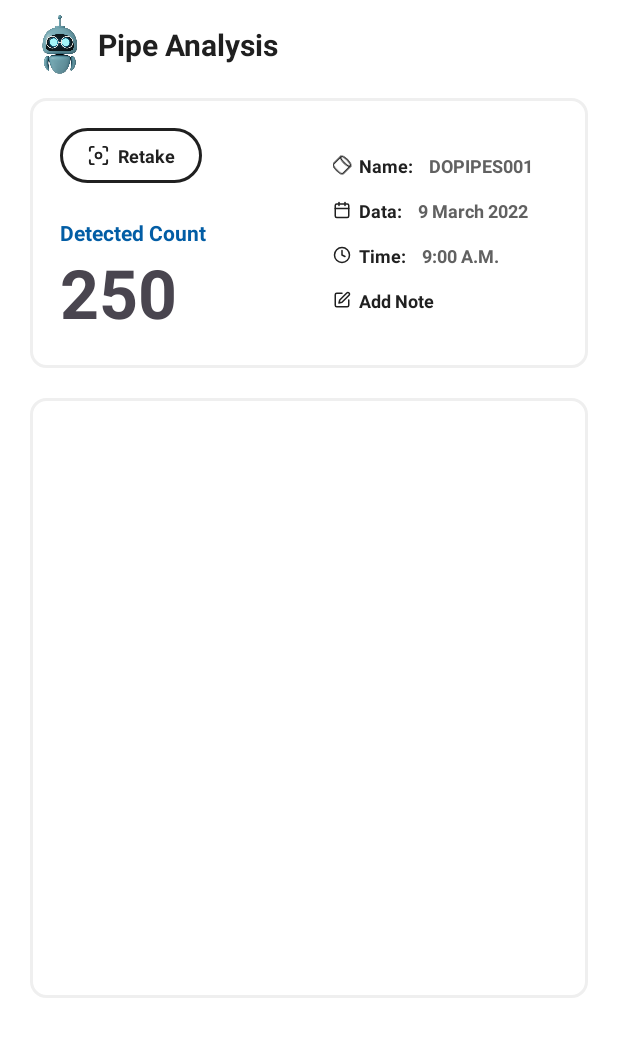
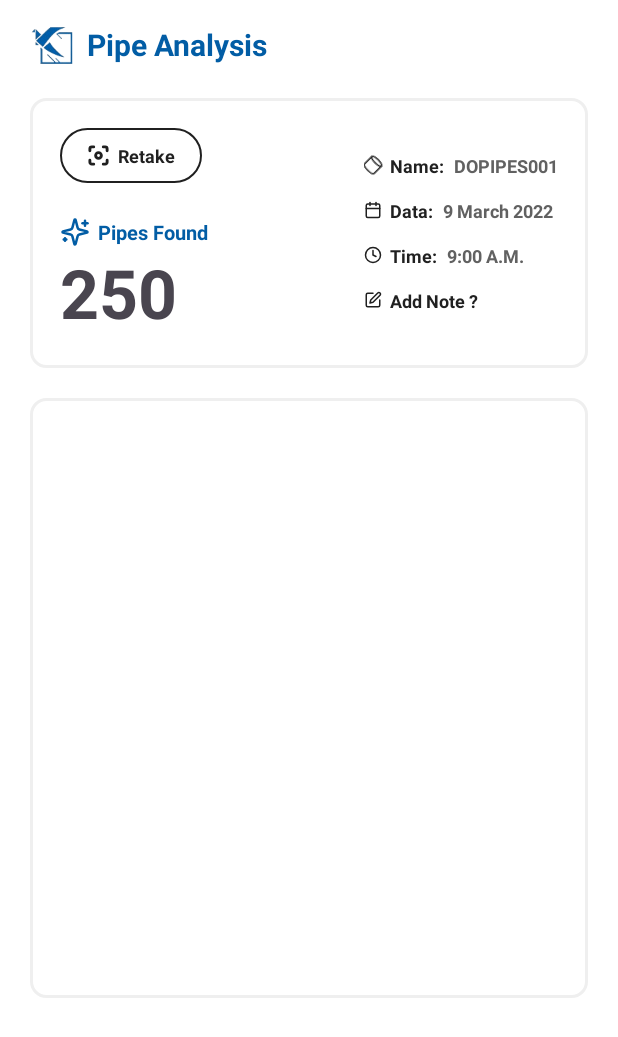
Before and after one commit to Nayak-Sahil/PipesDetection, an Android app: the PipesDetection screen opened directly, with no data from a screen before it, on a phone screen of 412 x 824 dp. Shown: the top 1037 px of the screen. Run offline under Robolectric (Android 15) with nearby library versions, the phone set to English and light mode, and no system bars.

Commit message:
Update UI & Functionality: Detection Activity

```diff
--- a/app/src/main/java/com/kotharigroup/kotharipipes/MainActivity.java
+++ b/app/src/main/java/com/kotharigroup/kotharipipes/MainActivity.java
@@ -55,7 +55,7 @@ public class MainActivity extends AppCompatActivity {
 
         optionBtn.setOnCreateContextMenuListener(this);
 
-        ActivityResultLauncher<Intent> launcher = registerForActivityResult(new ActivityResultContracts.StartActivityForResult(), new ActivityResultCallback<ActivityResult>() {
+        ActivityResultLauncher<Intent> takeImagelauncher = registerForActivityResult(new ActivityResultContracts.StartActivityForResult(), new ActivityResultCallback<ActivityResult>() {
             @Override
             public void onActivityResult(ActivityResult o) {
                 if (o.getResultCode() == Activity.RESULT_OK) {
@@ -68,12 +68,33 @@ public class MainActivity extends AppCompatActivity {
             }
         });
 
+        ActivityResultLauncher<Intent> chooseImageLauncher = registerForActivityResult(new ActivityResultContracts.StartActivityForResult(), new ActivityResultCallback<ActivityResult>() {
+            @Override
+            public void onActivityResult(ActivityResult o) {
+                if (o.getResultCode() == Activity.RESULT_OK) {
+                    Intent data = o.getData();
+                    Intent detectionIntent = new Intent(getApplicationContext(), PipesDetection.class);
+                    detectionIntent.putExtra("pipes_uri", data.getData());
+                    startActivity(detectionIntent);
+                }
+            }
+        });
+
         takePhotoBtn.setOnClickListener(new View.OnClickListener() {
             @Override
             public void onClick(View v) {
                 Intent cameraI = new Intent();
                 cameraI.setAction(MediaStore.ACTION_IMAGE_CAPTURE);
-                launcher.launch(cameraI);
+                takeImagelauncher.launch(cameraI);
+            }
+        });
+
+        chooseImgBtn.setOnClickListener(new View.OnClickListener() {
+            @Override
+            public void onClick(View v) {
+                Intent cameraI = new Intent();
+                cameraI.setAction(MediaStore.ACTION_PICK_IMAGES);
+                chooseImageLauncher.launch(cameraI);
             }
         });
 
--- a/app/src/main/java/com/kotharigroup/kotharipipes/PipesDetection.java
+++ b/app/src/main/java/com/kotharigroup/kotharipipes/PipesDetection.java
@@ -1,8 +1,10 @@
 package com.kotharigroup.kotharipipes;
 
 import android.graphics.Bitmap;
+import android.net.Uri;
 import android.os.Bundle;
 import android.widget.ImageView;
+import android.widget.Toast;
 
 import androidx.activity.EdgeToEdge;
 import androidx.appcompat.app.AppCompatActivity;
@@ -25,7 +27,14 @@ public class PipesDetection extends AppCompatActivity {
         });
 
         imgView = findViewById(R.id.imgView);
-        Bitmap img = getIntent().getParcelableExtra("pipes_img");
-        imgView.setImageBitmap(img);
+
+        try{
+            Uri uri = getIntent().getParcelableExtra("pipes_uri");
+            Bitmap img = getIntent().getParcelableExtra("pipes_img");
+            if(img != null) imgView.setImageBitmap(img);
+            if(uri != null) imgView.setImageURI(uri);
+        }catch(Exception e){
+            Toast.makeText(this, e.toString(), Toast.LENGTH_SHORT).show();
+        }
     }
 }
--- a/app/src/main/res/drawable/button_badge.xml
+++ b/app/src/main/res/drawable/button_badge.xml
@@ -9,8 +9,8 @@
         android:top="5dp"
         android:bottom="5dp"/>
     <stroke
-        android:width="2dp"
-        android:color="#202020"/>
+        android:width="1.5dp"
+        android:color="@color/primary_text"/>
     <solid
         android:color="@color/white"/>
 </shape>
--- a/app/src/main/res/drawable/calendar_icon.xml
+++ b/app/src/main/res/drawable/calendar_icon.xml
@@ -8,27 +8,27 @@
       android:strokeLineJoin="round"
       android:strokeWidth="2"
       android:fillColor="#00000000"
-      android:strokeColor="#202020"
+      android:strokeColor="@color/primary_text"
       android:strokeLineCap="round"/>
   <path
       android:pathData="M16,2v4"
       android:strokeLineJoin="round"
       android:strokeWidth="2"
       android:fillColor="#00000000"
-      android:strokeColor="#202020"
+      android:strokeColor="@color/primary_text"
       android:strokeLineCap="round"/>
   <path
       android:pathData="M5,4L19,4A2,2 0,0 1,21 6L21,20A2,2 0,0 1,19 22L5,22A2,2 0,0 1,3 20L3,6A2,2 0,0 1,5 4z"
       android:strokeLineJoin="round"
       android:strokeWidth="2"
       android:fillColor="#00000000"
-      android:strokeColor="#202020"
+      android:strokeColor="@color/primary_text"
       android:strokeLineCap="round"/>
   <path
       android:pathData="M3,10h18"
       android:strokeLineJoin="round"
       android:strokeWidth="2"
       android:fillColor="#00000000"
-      android:strokeColor="#202020"
+      android:strokeColor="@color/primary_text"
       android:strokeLineCap="round"/>
 </vector>
--- a/app/src/main/res/drawable/clock_icon.xml
+++ b/app/src/main/res/drawable/clock_icon.xml
@@ -8,13 +8,13 @@
       android:strokeLineJoin="round"
       android:strokeWidth="2"
       android:fillColor="#00000000"
-      android:strokeColor="#202020"
+      android:strokeColor="@color/primary_text"
       android:strokeLineCap="round"/>
   <path
       android:pathData="M12,6l0,6l4,2"
       android:strokeLineJoin="round"
       android:strokeWidth="2"
       android:fillColor="#00000000"
-      android:strokeColor="#202020"
+      android:strokeColor="@color/primary_text"
       android:strokeLineCap="round"/>
 </vector>
--- a/app/src/main/res/drawable/focus_img.xml
+++ b/app/src/main/res/drawable/focus_img.xml
@@ -6,36 +6,36 @@
   <path
       android:pathData="M12,12m-3,0a3,3 0,1 1,6 0a3,3 0,1 1,-6 0"
       android:strokeLineJoin="round"
-      android:strokeWidth="2"
+      android:strokeWidth="3"
       android:fillColor="#00000000"
-      android:strokeColor="#202020"
+      android:strokeColor="@color/primary_text"
       android:strokeLineCap="round"/>
   <path
       android:pathData="M3,7V5a2,2 0,0 1,2 -2h2"
       android:strokeLineJoin="round"
-      android:strokeWidth="2"
+      android:strokeWidth="3"
       android:fillColor="#00000000"
-      android:strokeColor="#202020"
+      android:strokeColor="@color/primary_text"
       android:strokeLineCap="round"/>
   <path
       android:pathData="M17,3h2a2,2 0,0 1,2 2v2"
       android:strokeLineJoin="round"
-      android:strokeWidth="2"
+      android:strokeWidth="3"
       android:fillColor="#00000000"
-      android:strokeColor="#202020"
+      android:strokeColor="@color/primary_text"
       android:strokeLineCap="round"/>
   <path
       android:pathData="M21,17v2a2,2 0,0 1,-2 2h-2"
       android:strokeLineJoin="round"
-      android:strokeWidth="2"
+      android:strokeWidth="3"
       android:fillColor="#00000000"
-      android:strokeColor="#202020"
+      android:strokeColor="@color/primary_text"
       android:strokeLineCap="round"/>
   <path
       android:pathData="M7,21H5a2,2 0,0 1,-2 -2v-2"
       android:strokeLineJoin="round"
-      android:strokeWidth="2"
+      android:strokeWidth="3"
       android:fillColor="#00000000"
-      android:strokeColor="#202020"
+      android:strokeColor="@color/primary_text"
       android:strokeLineCap="round"/>
 </vector>
--- a/app/src/main/res/drawable/note_pen_icon.xml
+++ b/app/src/main/res/drawable/note_pen_icon.xml
@@ -8,13 +8,13 @@
       android:strokeLineJoin="round"
       android:strokeWidth="2"
       android:fillColor="#00000000"
-      android:strokeColor="#202020"
+      android:strokeColor="@color/primary_text"
       android:strokeLineCap="round"/>
   <path
       android:pathData="M18.375,2.625a2.121,2.121 0,1 1,3 3L12,15l-4,1 1,-4Z"
       android:strokeLineJoin="round"
       android:strokeWidth="2"
       android:fillColor="#00000000"
-      android:strokeColor="#202020"
+      android:strokeColor="@color/primary_text"
       android:strokeLineCap="round"/>
 </vector>
--- a/app/src/main/res/drawable/pipe_icon.xml
+++ b/app/src/main/res/drawable/pipe_icon.xml
@@ -8,13 +8,13 @@
       android:strokeLineJoin="round"
       android:strokeWidth="2"
       android:fillColor="#00000000"
-      android:strokeColor="#202020"
+      android:strokeColor="@color/primary_text"
       android:strokeLineCap="round"/>
   <path
       android:pathData="M3,5v14a9,3 0,0 0,18 0V5"
       android:strokeLineJoin="round"
       android:strokeWidth="2"
       android:fillColor="#00000000"
-      android:strokeColor="#202020"
+      android:strokeColor="@color/primary_text"
       android:strokeLineCap="round"/>
 </vector>
--- /dev/null
+++ b/app/src/main/res/drawable/sparkles.xml
@@ -0,0 +1,41 @@
+<vector xmlns:android="http://schemas.android.com/apk/res/android"
+    android:width="24dp"
+    android:height="24dp"
+    android:viewportWidth="24"
+    android:viewportHeight="24">
+  <path
+      android:pathData="M9.937,15.5A2,2 0,0 0,8.5 14.063l-6.135,-1.582a0.5,0.5 0,0 1,0 -0.962L8.5,9.936A2,2 0,0 0,9.937 8.5l1.582,-6.135a0.5,0.5 0,0 1,0.963 0L14.063,8.5A2,2 0,0 0,15.5 9.937l6.135,1.581a0.5,0.5 0,0 1,0 0.964L15.5,14.063a2,2 0,0 0,-1.437 1.437l-1.582,6.135a0.5,0.5 0,0 1,-0.963 0z"
+      android:strokeLineJoin="round"
+      android:strokeWidth="2"
+      android:fillColor="#00000000"
+      android:strokeColor="@color/primary"
+      android:strokeLineCap="round"/>
+  <path
+      android:pathData="M20,3v4"
+      android:strokeLineJoin="round"
+      android:strokeWidth="2"
+      android:fillColor="#00000000"
+      android:strokeColor="@color/primary"
+      android:strokeLineCap="round"/>
+  <path
+      android:pathData="M22,5h-4"
+      android:strokeLineJoin="round"
+      android:strokeWidth="2"
+      android:fillColor="#00000000"
+      android:strokeColor="@color/primary"
+      android:strokeLineCap="round"/>
+  <path
+      android:pathData="M4,17v2"
+      android:strokeLineJoin="round"
+      android:strokeWidth="2"
+      android:fillColor="#00000000"
+      android:strokeColor="@color/primary"
+      android:strokeLineCap="round"/>
+  <path
+      android:pathData="M5,18H3"
+      android:strokeLineJoin="round"
+      android:strokeWidth="2"
+      android:fillColor="#00000000"
+      android:strokeColor="@color/primary"
+      android:strokeLineCap="round"/>
+</vector>
--- a/app/src/main/res/layout/activity_main.xml
+++ b/app/src/main/res/layout/activity_main.xml
@@ -89,7 +89,7 @@
             android:layout_height="100dp"
             android:layout_alignParentRight="true"
             android:layout_alignParentBottom="true"
-            android:src="@drawable/pipes_truck_1" />
+            android:src="@drawable/pipes_truck" />
 
         <ImageButton
             android:id="@+id/optionBtn"
@@ -158,7 +158,7 @@
             android:layout_width="80dp"
             android:layout_height="80dp"
             android:layout_centerVertical="true"
-            android:src="@drawable/pipes_camera"/>
+            android:src="@drawable/pipes_camera_1"/>
 
         <LinearLayout
             android:layout_alignParentRight="true"
--- a/app/src/main/res/layout/activity_pipes_detection.xml
+++ b/app/src/main/res/layout/activity_pipes_detection.xml
@@ -16,12 +16,12 @@
         android:layout_marginLeft="20dp">
 
         <ImageView
-            android:layout_width="40dp"
-            android:layout_height="40dp"
+            android:layout_width="30dp"
+            android:layout_height="30dp"
             android:layout_gravity="center_vertical"
             android:layout_alignParentLeft="true"
-            android:layout_marginRight="5dp"
-            android:src="@drawable/detection_icon"/>
+            android:layout_marginRight="8dp"
+            android:src="@drawable/logo"/>
 
         <TextView
             android:id="@+id/activityName"
@@ -30,7 +30,7 @@
             android:text="@string/detection_activity_name"
             android:layout_gravity="center_vertical"
             android:textStyle="bold"
-            android:textColor="#202020"
+            android:textColor="@color/primary"
             android:textSize="20sp"/>
     </LinearLayout>
 
@@ -52,29 +52,45 @@
             android:paddingVertical="10dp"
             android:paddingHorizontal="18dp"
             android:gravity="center">
+
             <ImageView
                 android:layout_width="15dp"
                 android:layout_height="15dp"
                 android:layout_marginRight="5dp"
                 android:src="@drawable/focus_img" />
+
             <TextView
                 android:id="@+id/retakeBtn"
                 android:layout_width="wrap_content"
                 android:layout_height="wrap_content"
-                android:textColor="#202020"
+                android:textColor="@color/primary_text"
                 android:textSize="12sp"
                 android:textStyle="bold"
                 android:text="Retake"/>
         </LinearLayout>
 
-        <TextView
+        <LinearLayout
             android:layout_width="wrap_content"
             android:layout_height="wrap_content"
+            android:orientation="horizontal"
             android:layout_above="@id/recentCountLbl"
-            android:textStyle="bold"
-            android:text="Detected Count"
-            android:textColor="@color/primary"
-            android:layout_centerVertical="true"/>
+            android:gravity="center">
+
+            <ImageView
+                android:layout_width="20dp"
+                android:layout_height="20dp"
+                android:layout_marginRight="5dp"
+                android:src="@drawable/sparkles" />
+
+            <TextView
+                android:layout_width="wrap_content"
+                android:layout_height="wrap_content"
+                android:textStyle="bold"
+                android:text="Pipes Found"
+                android:textSize="13sp"
+                android:textColor="@color/primary"
+                android:layout_centerVertical="true"/>
+        </LinearLayout>
 
         <TextView
             android:id="@+id/recentCountLbl"
@@ -86,7 +102,7 @@
             android:layout_alignParentBottom="true"/>
 
         <LinearLayout
-            android:layout_width="150dp"
+            android:layout_width="wrap_content"
             android:layout_height="match_parent"
             android:orientation="vertical"
             android:gravity="center"
@@ -111,10 +127,10 @@
                     android:layout_height="wrap_content"
                     android:layout_above="@id/recentCountLbl"
                     android:textStyle="bold"
-                    android:layout_marginRight="8dp"
+                    android:layout_marginRight="4dp"
                     android:text="Name: "
                     android:textSize="12sp"
-                    android:textColor="#202020"
+                    android:textColor="@color/primary_text"
                     android:layout_centerVertical="true"/>
 
                 <TextView
@@ -124,7 +140,7 @@
                     android:textStyle="bold"
                     android:text="DOPIPES001"
                     android:textSize="12sp"
-                    android:textColor="#616161"
+                    android:textColor="@color/secondary_text"
                     android:layout_centerVertical="true"/>
 
             </LinearLayout>
@@ -147,10 +163,10 @@
                     android:layout_height="wrap_content"
                     android:layout_above="@id/recentCountLbl"
                     android:textStyle="bold"
-                    android:layout_marginRight="8dp"
+                    android:layout_marginRight="4dp"
                     android:text="Data: "
                     android:textSize="12sp"
-                    android:textColor="#202020"
+                    android:textColor="@color/primary_text"
                     android:layout_centerVertical="true"/>
 
                 <TextView
@@ -160,7 +176,7 @@
                     android:textStyle="bold"
                     android:text="9 March 2022"
                     android:textSize="12sp"
-                    android:textColor="#616161"
+                    android:textColor="@color/secondary_text"
                     android:layout_centerVertical="true"/>
 
             </LinearLayout>
@@ -183,10 +199,10 @@
                     android:layout_height="wrap_content"
                     android:layout_above="@id/recentCountLbl"
                     android:textStyle="bold"
-                    android:layout_marginRight="8dp"
+                    android:layout_marginRight="4dp"
                     android:text="Time: "
                     android:textSize="12sp"
-                    android:textColor="#202020"
+                    android:textColor="@color/primary_text"
                     android:layout_centerVertical="true"/>
 
                 <TextView
@@ -196,7 +212,7 @@
                     android:textStyle="bold"
                     android:text="9:00 A.M."
                     android:textSize="12sp"
-                    android:textColor="#616161"
+                    android:textColor="@color/secondary_text"
                     android:layout_centerVertical="true"/>
 
             </LinearLayout>
@@ -219,10 +235,9 @@
                     android:layout_height="wrap_content"
                     android:layout_above="@id/recentCountLbl"
                     android:textStyle="bold"
-                    android:layout_marginRight="8dp"
-                    android:text="Add Note"
+                    android:text="Add Note ?"
                     android:textSize="12sp"
-                    android:textColor="#202020"
+                    android:textColor="@color/primary_text"
                     android:layout_centerVertical="true"/>
 
             </LinearLayout>
--- a/app/src/main/res/layout/activity_splash.xml
+++ b/app/src/main/res/layout/activity_splash.xml
@@ -9,11 +9,6 @@
     android:background="@color/primary"
     tools:context=".Splash">
 
-<!--    <ImageView-->
-<!--        android:id="@+id/splashLogo"-->
-<!--        android:layout_width="300dp"-->
-<!--        android:layout_height="400dp"-->
-<!--        android:src="@drawable/splash_icon"/>-->
     <ImageView
         android:id="@+id/splashLogo"
         android:layout_width="200dp"
--- a/app/src/main/res/values/colors.xml
+++ b/app/src/main/res/values/colors.xml
@@ -3,4 +3,6 @@
     <color name="black">#FF000000</color>
     <color name="white">#FFFFFFFF</color>
     <color name="primary">#025da5</color>
+    <color name="primary_text">#202020</color>
+    <color name="secondary_text">#616161</color>
 </resources>
```
